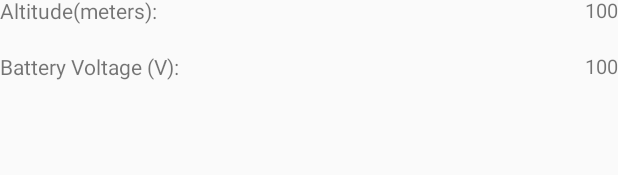
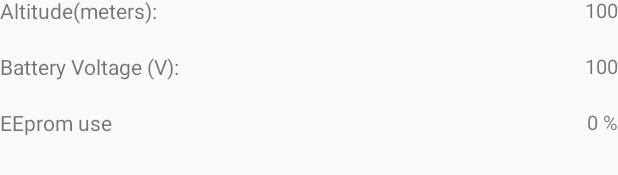
Before and after one commit to bdureau/MotorGimbalConsole, an Android app: the layout tabstatuspart2_fragment.xml on its own in the app's theme, with its tools: preview values and no code run, on a phone screen of 412 x 824 dp. Shown: the part 249-424 px from the top of the screen. Run offline under Robolectric (Android 15) with nearby library versions, the phone set to English and light mode, and no system bars; network calls fail.

Commit message:
Added eeprom usage

```diff
--- a/app/src/main/java/com/motorgimbalconsole/connection/SearchBluetooth.java
+++ b/app/src/main/java/com/motorgimbalconsole/connection/SearchBluetooth.java
@@ -3,6 +3,7 @@ package com.motorgimbalconsole.connection;
  *   @description:  This is to select the bluetooth module.
  *
  *   @author: boris.dureau@neuf.fr
+ *
  **/
 
 import android.bluetooth.BluetoothAdapter;
--- a/app/src/main/res/layout/tabstatuspart2_fragment.xml
+++ b/app/src/main/res/layout/tabstatuspart2_fragment.xml
@@ -109,6 +109,29 @@
         android:textIsSelectable="false"
         android:textSize="13sp" />
 
+    <TextView
+        android:id="@+id/txtEEpromUsage"
+        android:layout_width="wrap_content"
+        android:layout_height="wrap_content"
+        android:layout_below="@+id/txtBatteryVoltage"
+        android:layout_alignParentStart="true"
+        android:layout_alignParentLeft="true"
+        android:layout_marginTop="18dp"
+        android:text="EEprom use" />
+
+    <TextView
+        android:id="@+id/txtEEpromUsageValue"
+        android:layout_width="175dp"
+        android:layout_height="wrap_content"
+        android:layout_alignTop="@+id/txtEEpromUsage"
+        android:layout_alignParentEnd="true"
+        android:ems="10"
+        android:singleLine="true"
+        android:text="0 %"
+        android:textAlignment="textEnd"
+        android:textIsSelectable="false"
+        android:textSize="13sp" />
+
 
 
 
```
Also changed, not shown: app/src/main/java/com/motorgimbalconsole/ConsoleApplication.java (+6 -8 lines), app/src/main/java/com/motorgimbalconsole/ConsoleTabStatusActivity.java (+10 -1 lines).
